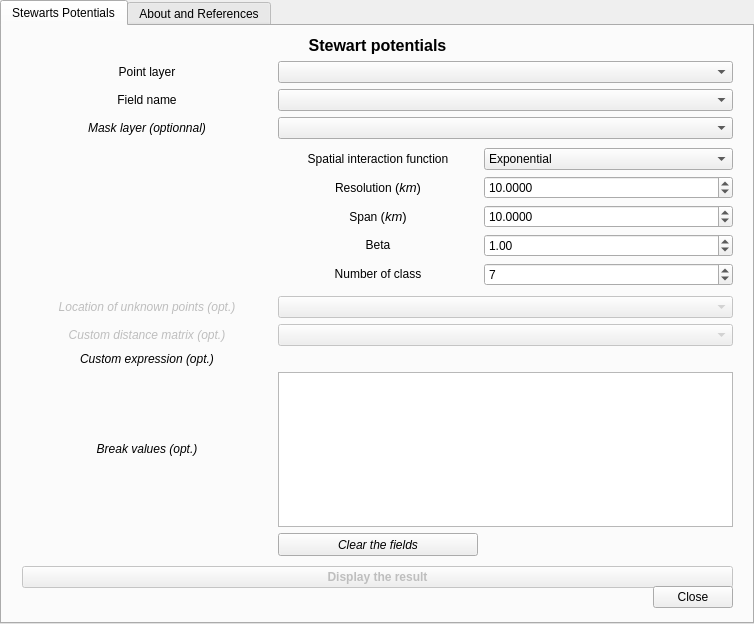
Before: the Qt Designer form SpatialPositionModel_dialog_base.ui in mthh/SpatialPositionModel, drawn with Qt 5.
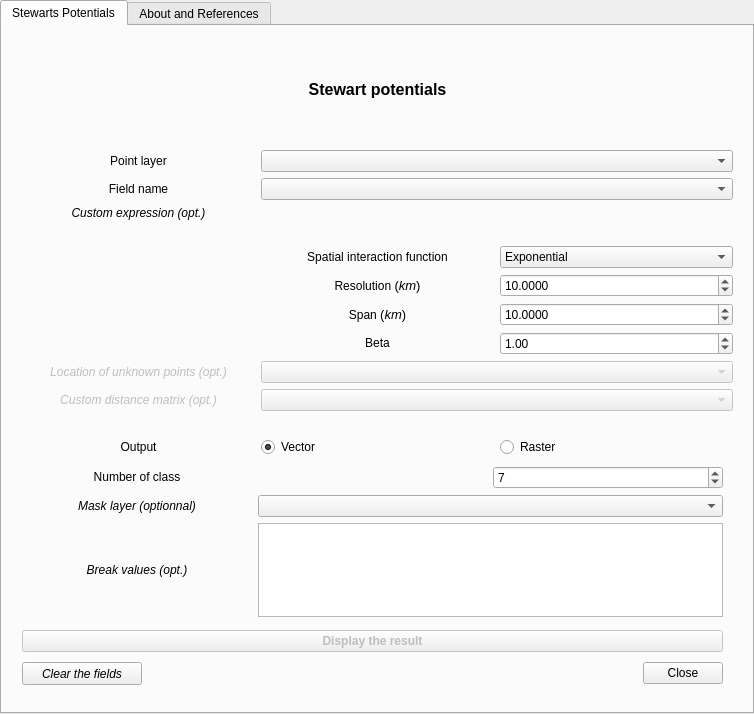
After: the same form once the commit is applied. Custom widgets are drawn as their Qt base class.

Commit message: allow to render to raster

```diff
--- a/SpatialPositionModel_dialog_base.ui
+++ b/SpatialPositionModel_dialog_base.ui
@@ -10,7 +10,7 @@
     <x>0</x>
     <y>0</y>
     <width>754</width>
-    <height>624</height>
+    <height>714</height>
    </rect>
   </property>
   <property name="windowTitle">
@@ -29,63 +29,43 @@
       <x>20</x>
       <y>10</y>
       <width>711</width>
-      <height>552</height>
+      <height>421</height>
      </rect>
     </property>
     <layout class="QGridLayout" name="gridLayout_2">
-     <item row="7" column="0">
-      <widget class="QPushButton" name="StewartpushButton">
-       <property name="enabled">
-        <bool>false</bool>
-       </property>
-       <property name="font">
-        <font>
-         <pointsize>9</pointsize>
-         <weight>75</weight>
-         <bold>true</bold>
-        </font>
-       </property>
-       <property name="text">
-        <string>Display the result</string>
-       </property>
-      </widget>
-     </item>
-     <item row="1" column="0">
-      <spacer name="verticalSpacer_7">
-       <property name="orientation">
-        <enum>Qt::Vertical</enum>
-       </property>
-       <property name="sizeHint" stdset="0">
-        <size>
-         <width>20</width>
-         <height>40</height>
-        </size>
-       </property>
-      </spacer>
-     </item>
-     <item row="0" column="0">
-      <widget class="QLabel" name="label_7">
-       <property name="text">
-        <string>&lt;html&gt;&lt;head/&gt;&lt;body&gt;&lt;p align=&quot;center&quot;&gt;&lt;span style=&quot; font-size:12pt; font-weight:600;&quot;&gt;Stewart potentials&lt;/span&gt;&lt;/p&gt;&lt;/body&gt;&lt;/html&gt;</string>
-       </property>
-      </widget>
-     </item>
-     <item row="6" column="0">
+     <item row="4" column="0" rowspan="2">
       <layout class="QGridLayout" name="gridLayout">
-       <item row="3" column="1">
-        <spacer name="verticalSpacer">
-         <property name="orientation">
-          <enum>Qt::Vertical</enum>
+       <item row="12" column="1">
+        <widget class="QRadioButton" name="radioButton_vector">
+         <property name="text">
+          <string>Vector</string>
          </property>
-         <property name="sizeHint" stdset="0">
-          <size>
-           <width>20</width>
-           <height>40</height>
-          </size>
+         <property name="checked">
+          <bool>true</bool>
          </property>
-        </spacer>
+        </widget>
        </item>
-       <item row="13" column="0">
+       <item row="12" column="2">
+        <widget class="QRadioButton" name="radioButton_raster">
+         <property name="text">
+          <string>Raster</string>
+         </property>
+        </widget>
+       </item>
+       <item row="8" column="1" colspan="2">
+        <widget class="QgsMapLayerComboBox" name="StewartComboBox_unknwPts">
+         <property name="enabled">
+          <bool>false</bool>
+         </property>
+         <property name="currentIndex">
+          <number>-1</number>
+         </property>
+         <property name="filters">
+          <set>QgsMapLayerProxyModel::PointLayer</set>
+         </property>
+        </widget>
+       </item>
+       <item row="9" column="0">
         <widget class="QLabel" name="label_29">
          <property name="enabled">
           <bool>false</bool>
@@ -95,19 +75,39 @@
          </property>
         </widget>
        </item>
-       <item row="2" column="1" colspan="2">
-        <widget class="QgsMapLayerComboBox" name="StewartComboBox_mask">
+       <item row="8" column="0">
+        <widget class="QLabel" name="label_30">
          <property name="enabled">
-          <bool>true</bool>
+          <bool>false</bool>
          </property>
-         <property name="currentIndex">
-          <number>-1</number>
+         <property name="text">
+          <string>&lt;html&gt;&lt;head/&gt;&lt;body&gt;&lt;p align=&quot;center&quot;&gt;&lt;span style=&quot; font-style:italic;&quot;&gt;Location of unknown points (opt.)&lt;/span&gt;&lt;/p&gt;&lt;/body&gt;&lt;/html&gt;</string>
          </property>
-         <property name="filters">
-          <set>QgsMapLayerProxyModel::PolygonLayer</set>
+        </widget>
+       </item>
+       <item row="2" column="0">
+        <widget class="QLabel" name="label_37">
+         <property name="text">
+          <string>&lt;html&gt;&lt;head/&gt;&lt;body&gt;&lt;p align=&quot;center&quot;&gt;&lt;span style=&quot; font-style:italic;&quot;&gt;Custom expression (opt.)&lt;/span&gt;&lt;/p&gt;&lt;/body&gt;&lt;/html&gt;</string>
          </property>
         </widget>
        </item>
+       <item row="3" column="1">
+        <spacer name="verticalSpacer">
+         <property name="orientation">
+          <enum>Qt::Vertical</enum>
+         </property>
+         <property name="sizeType">
+          <enum>QSizePolicy::Fixed</enum>
+         </property>
+         <property name="sizeHint" stdset="0">
+          <size>
+           <width>20</width>
+           <height>20</height>
+          </size>
+         </property>
+        </spacer>
+       </item>
        <item row="6" column="2">
         <widget class="QDoubleSpinBox" name="StewartdoubleSpinBox_span">
          <property name="decimals">
@@ -124,19 +124,6 @@
          </property>
         </widget>
        </item>
-       <item row="12" column="1" colspan="2">
-        <widget class="QgsMapLayerComboBox" name="StewartComboBox_unknwPts">
-         <property name="enabled">
-          <bool>false</bool>
-         </property>
-         <property name="currentIndex">
-          <number>-1</number>
-         </property>
-         <property name="filters">
-          <set>QgsMapLayerProxyModel::PointLayer</set>
-         </property>
-        </widget>
-       </item>
        <item row="0" column="1" colspan="2">
         <widget class="QgsMapLayerComboBox" name="StewartComboBox_pts">
          <property name="minimumContentsLength">
@@ -157,53 +144,6 @@
          </property>
         </widget>
        </item>
-       <item row="2" column="0">
-        <widget class="QLabel" name="label_3">
-         <property name="enabled">
-          <bool>true</bool>
-         </property>
-         <property name="text">
-          <string>&lt;html&gt;&lt;head/&gt;&lt;body&gt;&lt;p align=&quot;center&quot;&gt;&lt;span style=&quot; font-style:italic;&quot;&gt;Mask layer (optionnal)&lt;/span&gt;&lt;/p&gt;&lt;/body&gt;&lt;/html&gt;</string>
-         </property>
-        </widget>
-       </item>
-       <item row="13" column="1" colspan="2">
-        <widget class="QgsMapLayerComboBox" name="StewartComboBox_matdist">
-         <property name="enabled">
-          <bool>false</bool>
-         </property>
-         <property name="currentIndex">
-          <number>-1</number>
-         </property>
-         <property name="filters">
-          <set>QgsMapLayerProxyModel::NoGeometry|QgsMapLayerProxyModel::PluginLayer</set>
-         </property>
-        </widget>
-       </item>
-       <item row="17" column="1">
-        <widget class="QPushButton" name="StewartpushButton_clear">
-         <property name="minimumSize">
-          <size>
-           <width>120</width>
-           <height>23</height>
-          </size>
-         </property>
-         <property name="maximumSize">
-          <size>
-           <width>200</width>
-           <height>23</height>
-          </size>
-         </property>
-         <property name="font">
-          <font>
-           <italic>true</italic>
-          </font>
-         </property>
-         <property name="text">
-          <string>Clear the fields</string>
-         </property>
-        </widget>
-       </item>
        <item row="7" column="1">
         <widget class="QLabel" name="label_6">
          <property name="text">
@@ -225,16 +165,6 @@
          </property>
         </widget>
        </item>
-       <item row="12" column="0">
-        <widget class="QLabel" name="label_30">
-         <property name="enabled">
-          <bool>false</bool>
-         </property>
-         <property name="text">
-          <string>&lt;html&gt;&lt;head/&gt;&lt;body&gt;&lt;p align=&quot;center&quot;&gt;&lt;span style=&quot; font-style:italic;&quot;&gt;Location of unknown points (opt.)&lt;/span&gt;&lt;/p&gt;&lt;/body&gt;&lt;/html&gt;</string>
-         </property>
-        </widget>
-       </item>
        <item row="7" column="2">
         <widget class="QDoubleSpinBox" name="StewartdoubleSpinBox_beta">
          <property name="decimals">
@@ -274,26 +204,6 @@
          </property>
         </widget>
        </item>
-       <item row="14" column="0">
-        <widget class="QLabel" name="label_37">
-         <property name="text">
-          <string>&lt;html&gt;&lt;head/&gt;&lt;body&gt;&lt;p align=&quot;center&quot;&gt;&lt;span style=&quot; font-style:italic;&quot;&gt;Custom expression (opt.)&lt;/span&gt;&lt;/p&gt;&lt;/body&gt;&lt;/html&gt;</string>
-         </property>
-        </widget>
-       </item>
-       <item row="9" column="1">
-        <spacer name="verticalSpacer_9">
-         <property name="orientation">
-          <enum>Qt::Vertical</enum>
-         </property>
-         <property name="sizeHint" stdset="0">
-          <size>
-           <width>20</width>
-           <height>40</height>
-          </size>
-         </property>
-        </spacer>
-       </item>
        <item row="1" column="0">
         <widget class="QLabel" name="label_2">
          <property name="text">
@@ -301,26 +211,6 @@
          </property>
         </widget>
        </item>
-       <item row="8" column="1">
-        <widget class="QLabel" name="label_25">
-         <property name="text">
-          <string>&lt;html&gt;&lt;head/&gt;&lt;body&gt;&lt;p align=&quot;center&quot;&gt;Number of class&lt;/p&gt;&lt;/body&gt;&lt;/html&gt;</string>
-         </property>
-        </widget>
-       </item>
-       <item row="8" column="2">
-        <widget class="QSpinBox" name="StewartspinBox_class">
-         <property name="minimum">
-          <number>3</number>
-         </property>
-         <property name="maximum">
-          <number>25</number>
-         </property>
-         <property name="value">
-          <number>7</number>
-         </property>
-        </widget>
-       </item>
        <item row="4" column="1">
         <widget class="QLabel" name="label_24">
          <property name="text">
@@ -328,19 +218,6 @@
          </property>
         </widget>
        </item>
-       <item row="18" column="1">
-        <spacer name="verticalSpacer_2">
-         <property name="orientation">
-          <enum>Qt::Vertical</enum>
-         </property>
-         <property name="sizeHint" stdset="0">
-          <size>
-           <width>20</width>
-           <height>40</height>
-          </size>
-         </property>
-        </spacer>
-       </item>
        <item row="4" column="2">
         <widget class="QComboBox" name="StewartcomboBox_function">
          <item>
@@ -355,43 +232,214 @@
          </item>
         </widget>
        </item>
-       <item row="14" column="1" colspan="2">
+       <item row="9" column="1" colspan="2">
+        <widget class="QgsMapLayerComboBox" name="StewartComboBox_matdist">
+         <property name="enabled">
+          <bool>false</bool>
+         </property>
+         <property name="currentIndex">
+          <number>-1</number>
+         </property>
+         <property name="filters">
+          <set>QgsMapLayerProxyModel::NoGeometry|QgsMapLayerProxyModel::PluginLayer</set>
+         </property>
+        </widget>
+       </item>
+       <item row="2" column="1" colspan="2">
         <widget class="QgsFieldExpressionWidget" name="mFieldExpressionWidget">
          <property name="filters">
           <set>QgsFieldProxyModel::Numeric</set>
          </property>
         </widget>
        </item>
-       <item row="15" column="0">
-        <widget class="QLabel" name="label_38">
+       <item row="12" column="0">
+        <widget class="QLabel" name="label_27">
          <property name="text">
-          <string>&lt;html&gt;&lt;head/&gt;&lt;body&gt;&lt;p align=&quot;center&quot;&gt;&lt;span style=&quot; font-style:italic;&quot;&gt;Break values (opt.)&lt;/span&gt;&lt;/p&gt;&lt;/body&gt;&lt;/html&gt;</string>
+          <string>&lt;html&gt;&lt;head/&gt;&lt;body&gt;&lt;p align=&quot;center&quot;&gt;Output&lt;/p&gt;&lt;/body&gt;&lt;/html&gt;</string>
          </property>
         </widget>
        </item>
-       <item row="15" column="1" colspan="2">
-        <widget class="QTextEdit" name="StewarttextEdit_breaks">
-         <property name="tabChangesFocus">
-          <bool>false</bool>
+       <item row="10" column="1">
+        <spacer name="verticalSpacer_9">
+         <property name="orientation">
+          <enum>Qt::Vertical</enum>
          </property>
-        </widget>
+         <property name="sizeType">
+          <enum>QSizePolicy::Fixed</enum>
+         </property>
+         <property name="sizeHint" stdset="0">
+          <size>
+           <width>20</width>
+           <height>20</height>
+          </size>
+         </property>
+        </spacer>
        </item>
       </layout>
      </item>
+     <item row="0" column="0">
+      <widget class="QLabel" name="label_7">
+       <property name="text">
+        <string>&lt;html&gt;&lt;head/&gt;&lt;body&gt;&lt;p align=&quot;center&quot;&gt;&lt;span style=&quot; font-size:12pt; font-weight:600;&quot;&gt;Stewart potentials&lt;/span&gt;&lt;/p&gt;&lt;/body&gt;&lt;/html&gt;</string>
+       </property>
+      </widget>
+     </item>
     </layout>
    </widget>
-   <widget class="QDialogButtonBox" name="buttonBox_close1">
+   <widget class="QWidget" name="">
     <property name="geometry">
      <rect>
-      <x>650</x>
-      <y>560</y>
-      <width>81</width>
-      <height>23</height>
+      <x>20</x>
+      <y>440</y>
+      <width>701</width>
+      <height>151</height>
      </rect>
     </property>
-    <property name="standardButtons">
-     <set>QDialogButtonBox::Close</set>
+    <layout class="QGridLayout" name="gridLayout_3">
+     <item row="2" column="0">
+      <widget class="QLabel" name="label_38">
+       <property name="text">
+        <string>&lt;html&gt;&lt;head/&gt;&lt;body&gt;&lt;p align=&quot;center&quot;&gt;&lt;span style=&quot; font-style:italic;&quot;&gt;Break values (opt.)&lt;/span&gt;&lt;/p&gt;&lt;/body&gt;&lt;/html&gt;</string>
+       </property>
+      </widget>
+     </item>
+     <item row="1" column="0">
+      <widget class="QLabel" name="label_3">
+       <property name="enabled">
+        <bool>true</bool>
+       </property>
+       <property name="text">
+        <string>&lt;html&gt;&lt;head/&gt;&lt;body&gt;&lt;p align=&quot;center&quot;&gt;&lt;span style=&quot; font-style:italic;&quot;&gt;Mask layer (optionnal)&lt;/span&gt;&lt;/p&gt;&lt;/body&gt;&lt;/html&gt;</string>
+       </property>
+      </widget>
+     </item>
+     <item row="0" column="0">
+      <widget class="QLabel" name="label_25">
+       <property name="text">
+        <string>&lt;html&gt;&lt;head/&gt;&lt;body&gt;&lt;p align=&quot;center&quot;&gt;Number of class&lt;/p&gt;&lt;/body&gt;&lt;/html&gt;</string>
+       </property>
+      </widget>
+     </item>
+     <item row="0" column="2">
+      <widget class="QSpinBox" name="StewartspinBox_class">
+       <property name="minimum">
+        <number>3</number>
+       </property>
+       <property name="maximum">
+        <number>25</number>
+       </property>
+       <property name="value">
+        <number>7</number>
+       </property>
+      </widget>
+     </item>
+     <item row="0" column="1">
+      <spacer name="horizontalSpacer">
+       <property name="orientation">
+        <enum>Qt::Horizontal</enum>
+       </property>
+       <property name="sizeType">
+        <enum>QSizePolicy::Preferred</enum>
+       </property>
+       <property name="sizeHint" stdset="0">
+        <size>
+         <width>40</width>
+         <height>20</height>
+        </size>
+       </property>
+      </spacer>
+     </item>
+     <item row="1" column="1" colspan="2">
+      <widget class="QgsMapLayerComboBox" name="StewartComboBox_mask">
+       <property name="enabled">
+        <bool>true</bool>
+       </property>
+       <property name="currentIndex">
+        <number>-1</number>
+       </property>
+       <property name="filters">
+        <set>QgsMapLayerProxyModel::PolygonLayer</set>
+       </property>
+      </widget>
+     </item>
+     <item row="2" column="1" colspan="2">
+      <widget class="QTextEdit" name="StewarttextEdit_breaks">
+       <property name="maximumSize">
+        <size>
+         <width>16777215</width>
+         <height>98</height>
+        </size>
+       </property>
+       <property name="tabChangesFocus">
+        <bool>false</bool>
+       </property>
+      </widget>
+     </item>
+    </layout>
+   </widget>
+   <widget class="QWidget" name="">
+    <property name="geometry">
+     <rect>
+      <x>20</x>
+      <y>600</y>
+      <width>701</width>
+      <height>64</height>
+     </rect>
     </property>
+    <layout class="QVBoxLayout" name="verticalLayout">
+     <item>
+      <widget class="QPushButton" name="StewartpushButton">
+       <property name="enabled">
+        <bool>false</bool>
+       </property>
+       <property name="font">
+        <font>
+         <pointsize>9</pointsize>
+         <weight>75</weight>
+         <bold>true</bold>
+        </font>
+       </property>
+       <property name="text">
+        <string>Display the result</string>
+       </property>
+      </widget>
+     </item>
+     <item>
+      <layout class="QHBoxLayout" name="horizontalLayout">
+       <item>
+        <widget class="QPushButton" name="StewartpushButton_clear">
+         <property name="minimumSize">
+          <size>
+           <width>120</width>
+           <height>23</height>
+          </size>
+         </property>
+         <property name="maximumSize">
+          <size>
+           <width>200</width>
+           <height>23</height>
+          </size>
+         </property>
+         <property name="font">
+          <font>
+           <italic>true</italic>
+          </font>
+         </property>
+         <property name="text">
+          <string>Clear the fields</string>
+         </property>
+        </widget>
+       </item>
+       <item>
+        <widget class="QDialogButtonBox" name="buttonBox_close1">
+         <property name="standardButtons">
+          <set>QDialogButtonBox::Close</set>
+         </property>
+        </widget>
+       </item>
+      </layout>
+     </item>
+    </layout>
    </widget>
   </widget>
   <widget class="QWidget" name="tab">
```
Left out of the diff: 5 changed lines with no effect on the pictures. The commit also changes 2 other files.
